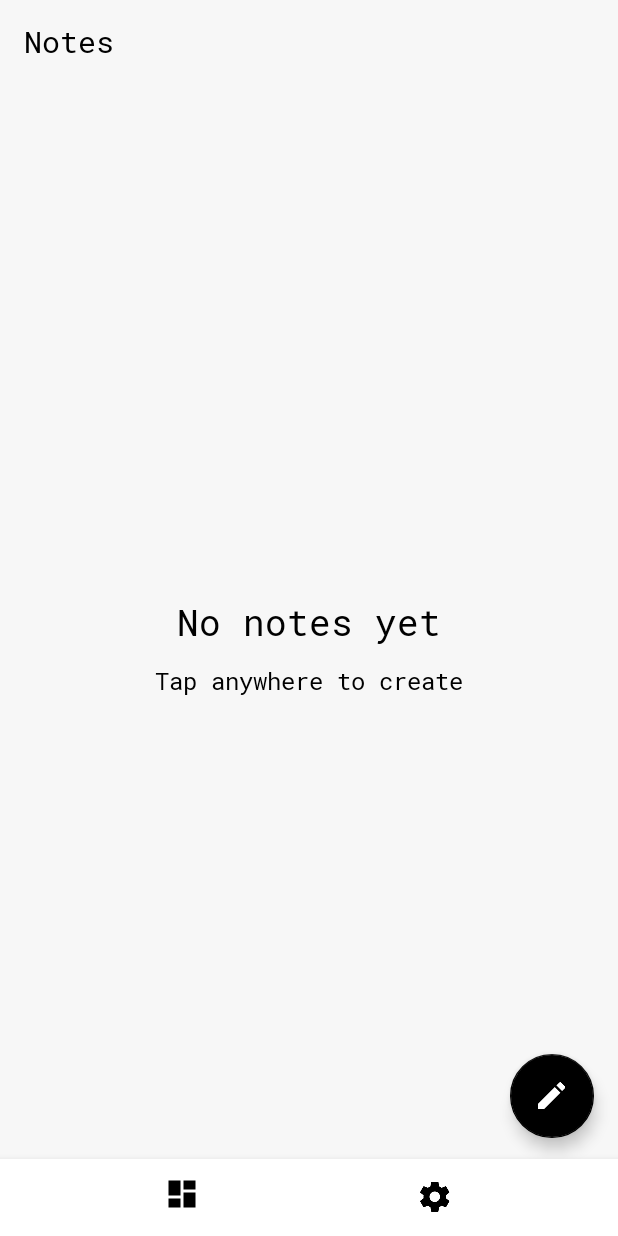
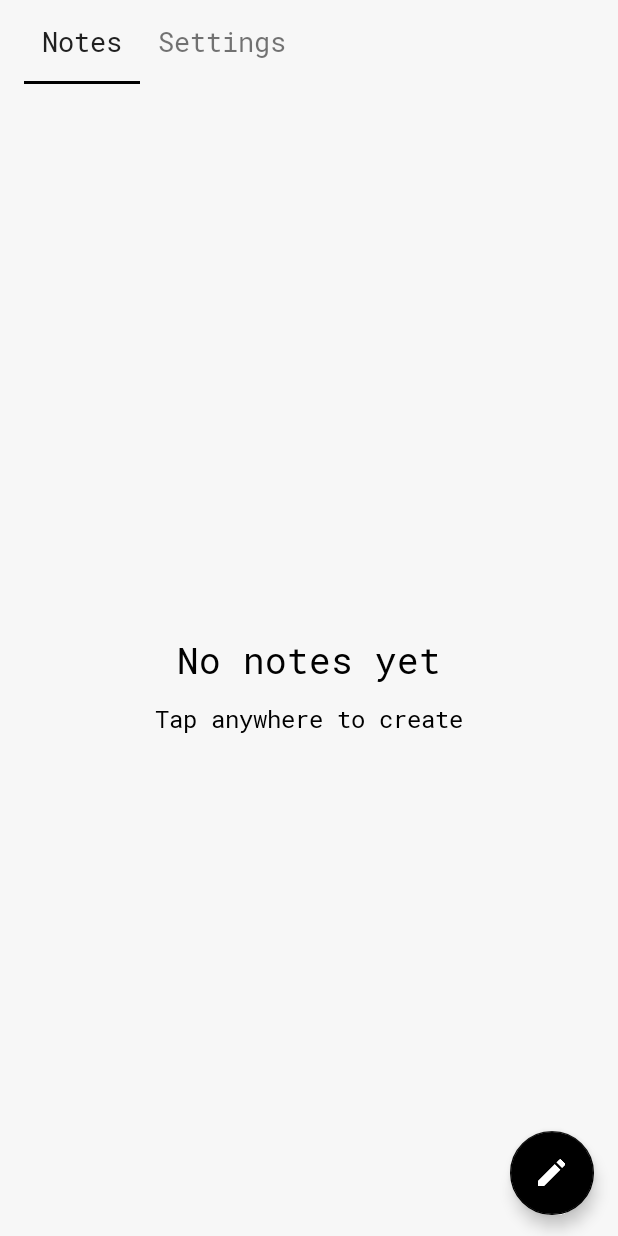
Before and after one commit to RuslanBarcho/FireNotes, an Android app: the screen it shows after launch (MainActivity), on a phone screen of 412 x 824 dp. Run offline under Robolectric (Android 15) with nearby library versions, the phone set to English and light mode, and no system bars; our stand-ins replace Room's generated code.

Commit message:
Add tabs Add white navbar for android Oreo Fixed some bugs

```diff
--- a/app/src/main/java/radonsoft/firenotes/Fragments/NoteFragment.java
+++ b/app/src/main/java/radonsoft/firenotes/Fragments/NoteFragment.java
@@ -8,6 +8,7 @@ import android.support.v7.widget.LinearLayoutManager;
 import android.support.v7.widget.RecyclerView;
 import android.support.v7.widget.StaggeredGridLayoutManager;
 import android.support.v7.widget.Toolbar;
+import android.util.Log;
 import android.view.ActionMode;
 import android.view.LayoutInflater;
 import android.view.Menu;
@@ -16,7 +17,6 @@ import android.view.MenuItem;
 import android.view.View;
 import android.view.ViewGroup;
 import android.widget.RelativeLayout;
-import android.widget.Toast;
 
 import java.util.ArrayList;
 import java.util.Collections;
@@ -24,11 +24,12 @@ import java.util.List;
 
 import radonsoft.firenotes.AppDatabase;
 import radonsoft.firenotes.Helpers.RecyclerViewAdapter;
+import radonsoft.firenotes.MainActivity;
 import radonsoft.firenotes.Models.Note;
 import radonsoft.firenotes.NoteActivity;
 import radonsoft.firenotes.R;
 
-public class NoteFragment extends Fragment {
+public class NoteFragment extends Fragment implements MainActivity.FragmentLifecycle {
     View mRootView;
     RelativeLayout noNotesScreen;
     RecyclerView recyclerView;
@@ -36,10 +37,9 @@ public class NoteFragment extends Fragment {
     AppDatabase db;
     Toolbar toolbar;
 
-    public static int position;
     private ActionMode mActionMode;
 
-    public static List<Note> noteList = new ArrayList<>();
+    public List<Note> noteList = new ArrayList<>();
     private ArrayList<Integer> toDelete = new ArrayList<>();
 
     @Override
@@ -49,10 +49,10 @@ public class NoteFragment extends Fragment {
         toolbar = mRootView.findViewById(R.id.main_toolbar);
         noNotesScreen = mRootView.findViewById(R.id.no_notes_screen);
         recyclerView = mRootView.findViewById(R.id.recycler);
-        getActivity().setTitle("Notes");
+        //getActivity().setTitle("Notes");
         setHasOptionsMenu(true);
         initialNotes();
-
+        Log.d("On create ", "Notes");
         return mRootView;
     }
 
@@ -89,7 +89,6 @@ public class NoteFragment extends Fragment {
         adapter.setItemClickListener(new RecyclerViewAdapter.OnItemClickListener() {
             @Override
             public void onClick(int position) {
-                NoteFragment.position = noteList.size() - position;
                 if (mActionMode == null){
                     changeActivity(position);
                 }
@@ -101,6 +100,7 @@ public class NoteFragment extends Fragment {
                         toDelete.remove(toDelete.indexOf(position));
                         setActionModeTitle();
                         if (toDelete.size() == 0){
+                            mActionMode.setTitle("");
                             mActionMode.finish();
                         }
                     }
@@ -110,7 +110,6 @@ public class NoteFragment extends Fragment {
         adapter.setItemLongClickListener(new RecyclerViewAdapter.OnItemClickListener() {
             @Override
             public void onClick(int position) {
-                NoteFragment.position = position;
                 if (mActionMode == null){
                     mActionMode = getActivity().startActionMode(mActionCallback);
                     toDelete.add(position);
@@ -184,10 +183,12 @@ public class NoteFragment extends Fragment {
     }
 
     @Override
-    public void onPause() {
-        if (mActionMode != null){
-            mActionMode.finish();
-        }
-        super.onPause();
+    public void onPauseFragment() {
+        if (mActionMode != null) mActionMode.finish();
+    }
+
+    @Override
+    public void onResumeFragment() {
+
     }
 }
--- a/app/src/main/java/radonsoft/firenotes/Fragments/SettingsFragment.java
+++ b/app/src/main/java/radonsoft/firenotes/Fragments/SettingsFragment.java
@@ -7,10 +7,11 @@ import android.view.LayoutInflater;
 import android.view.View;
 import android.view.ViewGroup;
 
+import radonsoft.firenotes.MainActivity;
 import radonsoft.firenotes.R;
 
 
-public class SettingsFragment extends Fragment {
+public class SettingsFragment extends Fragment implements MainActivity.FragmentLifecycle {
     View mRootView;
 
     @Override
@@ -21,4 +22,14 @@ public class SettingsFragment extends Fragment {
         getActivity().setTitle("Settings");
         return mRootView;
     }
+
+    @Override
+    public void onPauseFragment() {
+
+    }
+
+    @Override
+    public void onResumeFragment() {
+
+    }
 }
--- a/app/src/main/java/radonsoft/firenotes/Helpers/DateDialogFragment.java
+++ b/app/src/main/java/radonsoft/firenotes/Helpers/DateDialogFragment.java
@@ -14,7 +14,7 @@ public class DateDialogFragment extends DialogFragment {
     public DatePickerDialog dialog;
 
     public interface YesNoListener {
-        void onYes(Calendar time);
+        void onSetDate(Calendar time);
     }
 
     @Override
@@ -34,7 +34,7 @@ public class DateDialogFragment extends DialogFragment {
         DatePickerDialog.OnDateSetListener d = new DatePickerDialog.OnDateSetListener() {
             public void onDateSet(DatePicker view, int year, int monthOfYear, int dayOfMonth) {
                 setDate();
-                ((YesNoListener) getActivity()).onYes(dateAndTime);
+                ((YesNoListener) getActivity()).onSetDate(dateAndTime);
             }
         };
         dialog = new DatePickerDialog(getActivity(), d,
--- a/app/src/main/java/radonsoft/firenotes/Helpers/RecyclerViewAdapter.java
+++ b/app/src/main/java/radonsoft/firenotes/Helpers/RecyclerViewAdapter.java
@@ -64,7 +64,6 @@ public class RecyclerViewAdapter extends RecyclerView.Adapter<RecyclerViewAdapte
                         selectedItems.add(position);
                     }
                 }
-                // NoteFragment.position = getAdapterPosition();
             }
         });
         holder.itemView.setOnLongClickListener(new View.OnLongClickListener() {
--- /dev/null
+++ b/app/src/main/java/radonsoft/firenotes/Helpers/ViewPagerAdapter.java
@@ -0,0 +1,44 @@
+package radonsoft.firenotes.Helpers;
+
+import android.support.v4.app.Fragment;
+import android.support.v4.app.FragmentManager;
+import android.support.v4.app.FragmentStatePagerAdapter;
+import android.support.v4.view.ViewPager;
+
+import java.util.ArrayList;
+import java.util.List;
+
+import radonsoft.firenotes.Fragments.NoteFragment;
+import radonsoft.firenotes.Fragments.SettingsFragment;
+
+public class ViewPagerAdapter extends FragmentStatePagerAdapter {
+
+    private final List<Fragment> mFragmentList = new ArrayList<>();
+    private final List<String> mTitleList = new ArrayList<>();
+
+    public ViewPagerAdapter(FragmentManager fm) {
+        super(fm);
+    }
+
+    @Override
+    public Fragment getItem(int position) {
+        return mFragmentList.get(position);
+    }
+
+    @Override
+    public int getCount() {
+        return mFragmentList.size();
+    }
+
+    @Override
+    public CharSequence getPageTitle(int position) {
+        return mTitleList.get(position);
+    }
+
+    public void addFragment(Fragment fragment, String title) {
+        mFragmentList.add(fragment);
+        mTitleList.add(title);
+    }
+
+
+}
--- a/app/src/main/java/radonsoft/firenotes/MainActivity.java
+++ b/app/src/main/java/radonsoft/firenotes/MainActivity.java
@@ -1,93 +1,85 @@
 package radonsoft.firenotes;
 
 import android.content.Intent;
-import android.content.res.ColorStateList;
 import android.graphics.Color;
+import android.os.Build;
 import android.os.Bundle;
-import android.support.annotation.NonNull;
-import android.support.design.widget.BottomNavigationView;
 import android.support.design.widget.FloatingActionButton;
-import android.support.v4.app.FragmentManager;
-import android.support.v4.app.FragmentTransaction;
+import android.support.design.widget.TabLayout;
+import android.support.v4.view.ViewPager;
 import android.support.v7.app.AppCompatActivity;
 import android.support.v7.widget.Toolbar;
-import android.view.MenuItem;
 import android.view.View;
+import android.view.WindowManager;
 
 import radonsoft.firenotes.Fragments.NoteFragment;
 import radonsoft.firenotes.Fragments.SettingsFragment;
+import radonsoft.firenotes.Helpers.ViewPagerAdapter;
 
-public class MainActivity extends AppCompatActivity {
+public class MainActivity extends AppCompatActivity  {
+    NoteFragment noteFragment = new NoteFragment();
+    SettingsFragment settingsFragment = new SettingsFragment();
+    ViewPagerAdapter adapter;
 
-    int[][] states = new int[][] {
-            new int[] { android.R.attr.state_enabled}, // enabled
-            new int[] {-android.R.attr.state_enabled}, // disabled
-            new int[] {-android.R.attr.state_checked}, // unchecked
-            new int[] { android.R.attr.state_pressed}  // pressed
-    };
-
-    int[] colors = new int[] {
-            Color.BLACK,
-            Color.BLACK,
-            Color.BLACK,
-            Color.BLACK
-    };
-    FragmentTransaction ftrans = getSupportFragmentManager().beginTransaction();
-
-    private BottomNavigationView.OnNavigationItemSelectedListener mOnNavigationItemSelectedListener
-            = new BottomNavigationView.OnNavigationItemSelectedListener() {
-        @Override
-        public boolean onNavigationItemSelected(@NonNull MenuItem item) {
-            FragmentManager fragmentManager = getSupportFragmentManager();
-            FragmentTransaction navtrans = fragmentManager.beginTransaction();
-            switch (item.getItemId()) {
-                case R.id.navigation_notes:
-                    navtrans.replace(R.id.content, new NoteFragment()).commit();
-                    return true;
-                case R.id.navigation_settings:
-                    navtrans.replace(R.id.content, new SettingsFragment()).commit();
-                    return true;
-            }
-            return false;
-        }
-    };
+    public void setupViewPager(ViewPager viewPager){
+        adapter = new ViewPagerAdapter(getSupportFragmentManager());
+        adapter.addFragment(noteFragment, "Notes");
+        adapter.addFragment(settingsFragment, "Settings");
+        viewPager.setAdapter(adapter);
+        viewPager.addOnPageChangeListener(pageChangeListener);
+    }
 
     @Override
     protected void onCreate(Bundle savedInstanceState) {
         super.onCreate(savedInstanceState);
         setContentView(R.layout.activity_main);
 
-        ColorStateList myList = new ColorStateList(states, colors);
-        BottomNavigationView navigation = findViewById(R.id.navigation);
-        navigation.setItemIconTintList(myList);
-        navigation.setItemTextColor(myList);
-        navigation.setOnNavigationItemSelectedListener(mOnNavigationItemSelectedListener);
 
         Toolbar toolbar = findViewById(R.id.main_toolbar);
         setSupportActionBar(toolbar);
+        getSupportActionBar().setDisplayShowTitleEnabled(false);
+
+        ViewPager viewPager = findViewById(R.id.viewpager);
+        setupViewPager(viewPager);
+
+        TabLayout tabLayout = findViewById(R.id.tablayout);
+        tabLayout.setupWithViewPager(viewPager);
+
+        if (Build.VERSION.SDK_INT >= 26){
+            int flags = viewPager.getSystemUiVisibility();
+            flags |= View.SYSTEM_UI_FLAG_LIGHT_NAVIGATION_BAR;
+            viewPager.setSystemUiVisibility(flags);
+            this.getWindow().setNavigationBarColor(getColor(R.color.colorPrimary));
+        }
 
         FloatingActionButton floatingActionButton = findViewById(R.id.floatingActionButton2);
-
         floatingActionButton.setOnClickListener(new View.OnClickListener() {
             @Override
             public void onClick(View view) {
                 changeActivity();
             }
         });
+    }
 
-        ftrans.replace(R.id.content, new NoteFragment());
-        ftrans.commit();
+    private ViewPager.OnPageChangeListener pageChangeListener = new ViewPager.OnPageChangeListener() {
+        @Override
+        public void onPageScrolled(int position, float positionOffset, int positionOffsetPixels) {
+            ((FragmentLifecycle) adapter.getItem(position)).onPauseFragment();
+        }
+        @Override
+        public void onPageSelected(int position) {}
+
+        @Override
+        public void onPageScrollStateChanged(int state) {}
+    };
+
+    public interface FragmentLifecycle {
+        void onPauseFragment();
+        void onResumeFragment();
     }
 
     @Override
-    protected void onActivityResult(int requestCode, int resultCode, Intent data) {
-        //if (data == null) {
-            //return;
-        //}
-        //String toShowTitle = data.getStringExtra("title");
-        //String toShowText = data.getStringExtra("title");
-        //Toast.makeText(this, toShowTitle, Toast.LENGTH_SHORT).show();
-    }
+    protected void onActivityResult(int requestCode, int resultCode, Intent data) {}
 
     public void changeActivity(){
         Intent intent = new Intent(this, NoteActivity.class);
--- a/app/src/main/res/layout/activity_main.xml
+++ b/app/src/main/res/layout/activity_main.xml
@@ -1,10 +1,11 @@
 <?xml version="1.0" encoding="utf-8"?>
-<LinearLayout xmlns:android="http://schemas.android.com/apk/res/android"
+<RelativeLayout xmlns:android="http://schemas.android.com/apk/res/android"
     xmlns:app="http://schemas.android.com/apk/res-auto"
     xmlns:tools="http://schemas.android.com/tools"
     android:id="@+id/container"
     android:layout_width="match_parent"
     android:layout_height="match_parent"
+    android:background="@color/colorPrimary"
     android:orientation="vertical"
     tools:context="radonsoft.firenotes.MainActivity">
 
@@ -14,14 +15,26 @@
         android:layout_height="?attr/actionBarSize"
         android:background="?attr/colorPrimary"
         app:theme="@style/MonoToolbar"
-        app:titleTextColor="@color/colorAccent" />
+        app:titleTextColor="@color/colorAccent">
 
-    <RelativeLayout
-        android:id="@+id/content"
+        <android.support.design.widget.TabLayout
+            android:id="@+id/tablayout"
+            android:layout_width="wrap_content"
+            android:layout_height="match_parent"
+            app:tabMode="scrollable"
+            app:tabTextAppearance="@style/MyCustomTextAppearance">
+
+
+        </android.support.design.widget.TabLayout>
+    </android.support.v7.widget.Toolbar>
+
+    <android.support.v4.view.ViewPager
+        android:id="@+id/viewpager"
         android:layout_width="match_parent"
-        android:layout_height="0dp"
-        android:layout_weight="1"
-        android:background="@color/colorPrimary">
+        android:layout_height="match_parent"
+        android:layout_below="@+id/main_toolbar">
+
+    </android.support.v4.view.ViewPager>
 
     <android.support.design.widget.FloatingActionButton
         android:id="@+id/floatingActionButton2"
@@ -34,17 +47,3 @@
         android:clickable="true"
         app:srcCompat="@drawable/ic_create_white_24dp" />
 </RelativeLayout>
-
-    <android.support.design.widget.BottomNavigationView
-        android:id="@+id/navigation"
-        android:layout_width="match_parent"
-        android:layout_height="wrap_content"
-        android:layout_gravity="bottom"
-        android:layout_marginBottom="-15dp"
-        android:background="@color/cardview_light_background"
-        android:paddingBottom="5dp"
-        android:paddingTop="5dp"
-        android:theme="@style/Base.Theme.AppCompat.Light.DarkActionBar"
-        app:menu="@menu/navigation" />
-
-</LinearLayout>
--- a/app/src/main/res/layout/fragment_note.xml
+++ b/app/src/main/res/layout/fragment_note.xml
@@ -1,8 +1,9 @@
 <RelativeLayout xmlns:android="http://schemas.android.com/apk/res/android"
+    xmlns:app="http://schemas.android.com/apk/res-auto"
     xmlns:tools="http://schemas.android.com/tools"
     android:layout_width="match_parent"
     android:layout_height="match_parent"
-    xmlns:app="http://schemas.android.com/apk/res-auto"
+    android:background="@color/colorPrimary"
     tools:context="radonsoft.firenotes.Fragments.NoteFragment">
 
     <!-- TODO: Update blank fragment layout -->
@@ -19,9 +20,9 @@
             android:layout_height="wrap_content"
             android:layout_centerHorizontal="true"
             android:layout_centerVertical="true"
+            android:fontFamily="@font/roboto_mono"
             android:text="No notes yet"
             android:textColor="@android:color/background_dark"
-            android:fontFamily="@font/roboto_mono"
             android:textSize="24sp" />
 
         <TextView
@@ -31,9 +32,9 @@
             android:layout_below="@+id/textView2"
             android:layout_centerHorizontal="true"
             android:layout_marginTop="12dp"
+            android:fontFamily="@font/roboto_mono"
             android:text="Tap anywhere to create"
             android:textColor="@android:color/background_dark"
-            android:fontFamily="@font/roboto_mono"
             android:textSize="16sp" />
     </RelativeLayout>
 
--- a/app/src/main/res/values/colors.xml
+++ b/app/src/main/res/values/colors.xml
@@ -1,6 +1,6 @@
 <?xml version="1.0" encoding="utf-8"?>
 <resources>
-    <color name="colorPrimary">#F7F7F7</color>
+    <color name="colorPrimary">#f7f7f7</color>
     <color name="colorPrimaryDark">#F7F7F7</color>
     <color name="colorAccent">#000000</color>
     <color name="colorAction">#000000</color>
--- a/app/src/main/res/values/styles.xml
+++ b/app/src/main/res/values/styles.xml
@@ -17,5 +17,10 @@
     <style name="MonoToolbar" parent="@style/ThemeOverlay.AppCompat.Light">
         <item name="android:fontFamily">@font/roboto_mono</item>
     </style>
+    <style name="MyCustomTextAppearance" parent="TextAppearance.Design.Tab">
+        <item name="android:textSize">18sp</item>
+        <item name="textAllCaps">false</item>
+        <item name="android:textAllCaps">false</item>
+    </style>
 
 </resources>
```
Also changed, not shown: app/src/main/java/radonsoft/firenotes/NoteActivity.java (+12 -1 lines), app/src/main/res/layout/activity_note.xml (+4 -6 lines). Lines whose indentation alone changed are shown as unchanged.
